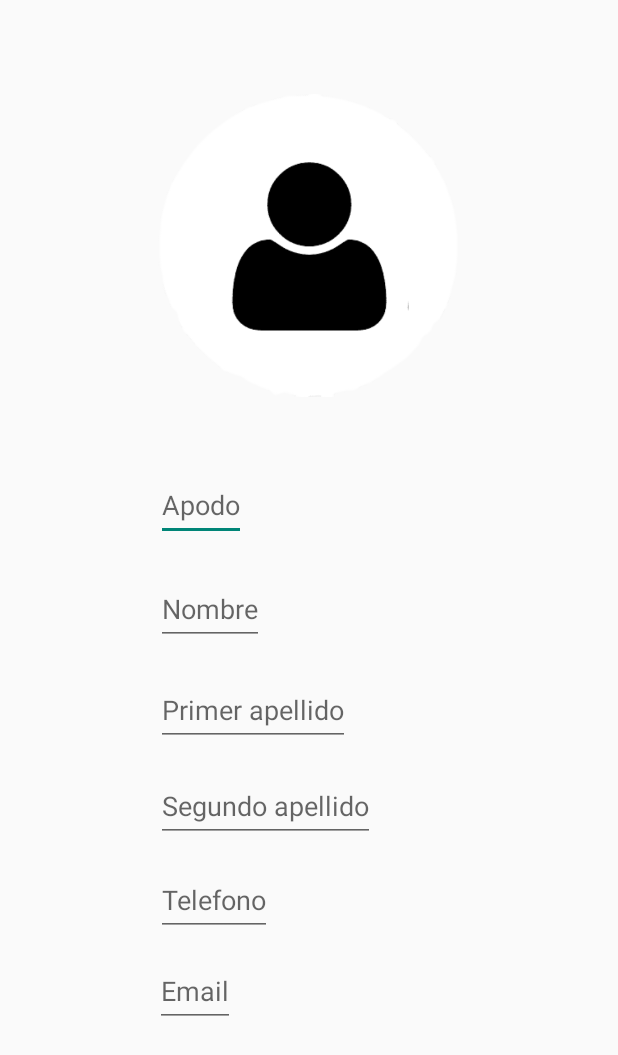
After one commit to Javiiloure/Programacion-Multimedia, an Android app: the AnhadirContacto screen opened directly, with no data from a screen before it, on a phone screen of 412 x 824 dp. The commit adds this screen. Shown: the top 1055 px of the screen. Run offline under Robolectric (Android 15) with nearby library versions, the phone set to English and light mode, and no system bars.

Commit message:
Añado activity AgregarContacto

```diff
--- a/Tarea_8_Listas/app/src/main/AndroidManifest.xml
+++ b/Tarea_8_Listas/app/src/main/AndroidManifest.xml
@@ -1,26 +1,33 @@
 <?xml version="1.0" encoding="utf-8"?>
 <manifest xmlns:android="http://schemas.android.com/apk/res/android"
-    xmlns:tools="http://schemas.android.com/tools">
+    xmlns:tools="http://schemas.android.com/tools" >
 
     <application
-        android:theme="@style/Theme.AppCompat.NoActionBar"
         android:allowBackup="true"
         android:dataExtractionRules="@xml/data_extraction_rules"
         android:fullBackupContent="@xml/backup_rules"
         android:icon="@mipmap/ic_launcher"
         android:label="@string/app_name"
         android:roundIcon="@mipmap/ic_launcher_round"
-        tools:targetApi="31">
+        android:theme="@style/Theme.AppCompat.Light.NoActionBar"
+        tools:targetApi="31" >
+        <activity
+            android:name=".AnhadirContacto"
+            android:exported="false" >
+            <meta-data
+                android:name="android.app.lib_name"
+                android:value="" />
+        </activity>
         <activity
             android:name=".SplashScreen"
-            android:exported="false">
+            android:exported="false" >
             <meta-data
                 android:name="android.app.lib_name"
                 android:value="" />
         </activity>
         <activity
             android:name=".MainActivity"
-            android:exported="true">
+            android:exported="true" >
             <intent-filter>
                 <action android:name="android.intent.action.MAIN" />
 
--- /dev/null
+++ b/Tarea_8_Listas/app/src/main/java/com/example/agenda/AnhadirContacto.java
@@ -0,0 +1,13 @@
+package com.example.agenda;
+
+import androidx.appcompat.app.AppCompatActivity;
+import android.os.Bundle;
+
+public class AnhadirContacto extends AppCompatActivity {
+
+    @Override
+    protected void onCreate(Bundle savedInstanceState) {
+        super.onCreate(savedInstanceState);
+        setContentView(R.layout.activity_anhadir_contacto);
+    }
+}
--- a/Tarea_8_Listas/app/src/main/java/com/example/agenda/MainActivity.java
+++ b/Tarea_8_Listas/app/src/main/java/com/example/agenda/MainActivity.java
@@ -80,6 +80,9 @@ public class MainActivity extends AppCompatActivity {
         fab1.animate().translationY(-getResources().getDimension(R.dimen.standard_55));
         fab2.animate().translationY(-getResources().getDimension(R.dimen.standard_105));
         fab3.animate().translationY(-getResources().getDimension(R.dimen.standard_155));
+        fab1.setOnClickListener(v -> {
+            startActivity(new Intent(MainActivity.this, AnhadirContacto.class));
+        });
         fab2.setOnClickListener(v -> {
             startActivity(new Intent(Settings.ACTION_SETTINGS));
         });
--- /dev/null
+++ b/Tarea_8_Listas/app/src/main/res/layout/activity_anhadir_contacto.xml
@@ -0,0 +1,123 @@
+<?xml version="1.0" encoding="utf-8"?>
+<androidx.constraintlayout.widget.ConstraintLayout
+    xmlns:android="http://schemas.android.com/apk/res/android"
+    xmlns:tools="http://schemas.android.com/tools"
+    xmlns:app="http://schemas.android.com/apk/res-auto"
+    android:layout_width="match_parent"
+    android:layout_height="match_parent"
+    tools:context=".AnhadirContacto">
+
+    <ImageView
+        android:id="@+id/imageView"
+        android:layout_width="202dp"
+        android:layout_height="203dp"
+        app:layout_constraintBottom_toBottomOf="parent"
+        app:layout_constraintEnd_toEndOf="parent"
+        app:layout_constraintHorizontal_bias="0.497"
+        app:layout_constraintStart_toStartOf="parent"
+        app:layout_constraintTop_toTopOf="parent"
+        app:layout_constraintVertical_bias="0.1"
+        app:srcCompat="@drawable/contacto"
+        android:contentDescription="@string/todo" />
+
+    <EditText
+        android:id="@+id/apodo"
+        android:layout_width="wrap_content"
+        android:layout_height="wrap_content"
+        android:layout_marginTop="8dp"
+        android:hint="@string/apodo"
+        android:importantForAutofill="no"
+        android:inputType="text"
+        android:minHeight="48dp"
+        app:layout_constraintBottom_toBottomOf="parent"
+        app:layout_constraintEnd_toEndOf="parent"
+        app:layout_constraintHorizontal_bias="0.296"
+        app:layout_constraintStart_toStartOf="parent"
+        app:layout_constraintTop_toBottomOf="@+id/imageView"
+        app:layout_constraintVertical_bias="0.078"
+        tools:ignore="TextContrastCheck,TextContrastCheck" />
+
+    <EditText
+        android:id="@+id/nombre"
+        android:layout_width="wrap_content"
+        android:layout_height="wrap_content"
+        android:hint="@string/nombre"
+        android:importantForAutofill="no"
+        android:inputType="text"
+        android:minHeight="48dp"
+        android:layout_marginTop="8dp"
+        app:layout_constraintBottom_toBottomOf="parent"
+        app:layout_constraintEnd_toEndOf="parent"
+        app:layout_constraintHorizontal_bias="0.306"
+        app:layout_constraintStart_toStartOf="parent"
+        app:layout_constraintTop_toBottomOf="@+id/apodo"
+        app:layout_constraintVertical_bias="0.033"
+        tools:ignore="TextContrastCheck,TextContrastCheck" />
+
+    <EditText
+        android:id="@+id/apellido1"
+        android:layout_width="wrap_content"
+        android:layout_height="wrap_content"
+        android:layout_marginTop="8dp"
+        android:hint="@string/primer_apellido"
+        android:minHeight="48dp"
+        app:layout_constraintBottom_toBottomOf="parent"
+        app:layout_constraintEnd_toEndOf="parent"
+        app:layout_constraintHorizontal_bias="0.367"
+        app:layout_constraintStart_toStartOf="parent"
+        app:layout_constraintTop_toBottomOf="@+id/nombre"
+        app:layout_constraintVertical_bias="0.033"
+        tools:ignore="TextContrastCheck,TextContrastCheck"
+        android:inputType="text"
+        android:importantForAutofill="no" />
+
+    <EditText
+        android:id="@+id/apellido2"
+        android:layout_width="wrap_content"
+        android:layout_height="wrap_content"
+        android:layout_marginTop="16dp"
+        android:hint="@string/segundo_apellido"
+        android:inputType="text"
+        android:minHeight="48dp"
+        app:layout_constraintEnd_toEndOf="parent"
+        app:layout_constraintHorizontal_bias="0.39"
+        app:layout_constraintStart_toStartOf="parent"
+        app:layout_constraintTop_toBottomOf="@+id/apellido1"
+        tools:ignore="TextContrastCheck,TextContrastCheck"
+        android:importantForAutofill="no" />
+
+    <EditText
+        android:id="@+id/email"
+        android:layout_width="wrap_content"
+        android:layout_height="wrap_content"
+        android:layout_marginTop="8dp"
+        android:hint="@string/email"
+        android:minHeight="48dp"
+        app:layout_constraintBottom_toBottomOf="parent"
+        app:layout_constraintEnd_toEndOf="parent"
+        app:layout_constraintHorizontal_bias="0.289"
+        app:layout_constraintStart_toStartOf="parent"
+        app:layout_constraintTop_toBottomOf="@+id/telefono"
+        app:layout_constraintVertical_bias="0.033"
+        tools:ignore="TextContrastCheck,TextContrastCheck"
+        android:inputType="text"
+        android:importantForAutofill="no" />
+
+    <EditText
+        android:id="@+id/telefono"
+        android:layout_width="wrap_content"
+        android:layout_height="wrap_content"
+        android:layout_marginTop="8dp"
+        android:hint="@string/telefono"
+        android:importantForAutofill="no"
+        android:inputType="phone"
+        android:minHeight="48dp"
+        app:layout_constraintBottom_toBottomOf="parent"
+        app:layout_constraintEnd_toEndOf="parent"
+        app:layout_constraintHorizontal_bias="0.311"
+        app:layout_constraintStart_toStartOf="parent"
+        app:layout_constraintTop_toBottomOf="@+id/apellido2"
+        app:layout_constraintVertical_bias="0.033"
+        tools:ignore="TextContrastCheck,TextContrastCheck" />
+
+</androidx.constraintlayout.widget.ConstraintLayout>
--- a/Tarea_8_Listas/app/src/main/res/layout/activity_main.xml
+++ b/Tarea_8_Listas/app/src/main/res/layout/activity_main.xml
@@ -23,6 +23,7 @@
         android:layout_width="wrap_content"
         android:layout_height="wrap_content"
         android:src="@drawable/aleatorio"
+        android:backgroundTint="@color/purple_200"
         app:layout_constraintBottom_toBottomOf="parent"
         app:layout_constraintEnd_toEndOf="parent"
         app:layout_constraintHorizontal_bias="0.149"
@@ -38,48 +39,56 @@
         android:layout_width="wrap_content"
         android:layout_height="wrap_content"
         android:src="@drawable/anhadir"
+        android:backgroundTint="@color/purple_200"
         app:layout_constraintBottom_toBottomOf="parent"
         app:layout_constraintEnd_toEndOf="parent"
         app:layout_constraintHorizontal_bias="0.837"
         app:layout_constraintStart_toEndOf="@+id/aleatorio"
         app:layout_constraintTop_toBottomOf="@+id/lista"
-        tools:ignore="SpeakableTextPresentCheck,SpeakableTextPresentCheck" />
+        tools:ignore="SpeakableTextPresentCheck,SpeakableTextPresentCheck"
+        android:contentDescription="@string/todo" />
 
     <com.google.android.material.floatingactionbutton.FloatingActionButton
         android:id="@+id/fab2"
         android:layout_width="wrap_content"
         android:layout_height="wrap_content"
         android:src="@drawable/ajustes"
+        android:backgroundTint="@color/purple_200"
         app:layout_constraintBottom_toBottomOf="parent"
         app:layout_constraintEnd_toEndOf="parent"
         app:layout_constraintHorizontal_bias="0.837"
         app:layout_constraintStart_toEndOf="@+id/aleatorio"
         app:layout_constraintTop_toBottomOf="@+id/lista"
-        tools:ignore="SpeakableTextPresentCheck,SpeakableTextPresentCheck" />
+        tools:ignore="SpeakableTextPresentCheck,SpeakableTextPresentCheck"
+        android:contentDescription="@string/todo" />
 
     <com.google.android.material.floatingactionbutton.FloatingActionButton
         android:id="@+id/fab3"
         android:layout_width="wrap_content"
         android:layout_height="wrap_content"
         android:src="@drawable/salir"
+
+        android:backgroundTint="@color/purple_200"
         app:layout_constraintBottom_toBottomOf="parent"
         app:layout_constraintEnd_toEndOf="parent"
         app:layout_constraintHorizontal_bias="0.837"
         app:layout_constraintStart_toEndOf="@+id/aleatorio"
         app:layout_constraintTop_toBottomOf="@+id/lista"
-        tools:ignore="SpeakableTextPresentCheck,SpeakableTextPresentCheck" />
+        tools:ignore="SpeakableTextPresentCheck,SpeakableTextPresentCheck"
+        android:contentDescription="@string/todo" />
 
     <com.google.android.material.floatingactionbutton.FloatingActionButton
         android:id="@+id/menu"
         android:layout_width="wrap_content"
         android:layout_height="wrap_content"
         android:layout_marginEnd="40dp"
+        android:backgroundTint="@color/purple_200"
+        android:contentDescription="@string/todo"
         android:src="@drawable/menu"
         app:layout_constraintBottom_toBottomOf="parent"
         app:layout_constraintEnd_toEndOf="parent"
         app:layout_constraintHorizontal_bias="1.0"
         app:layout_constraintStart_toEndOf="@+id/aleatorio"
         app:layout_constraintTop_toBottomOf="@+id/lista"
-        tools:ignore="SpeakableTextPresentCheck,SpeakableTextPresentCheck,ImageContrastCheck,ImageContrastCheck"
-        android:contentDescription="@string/todo" />
+        tools:ignore="SpeakableTextPresentCheck,SpeakableTextPresentCheck,ImageContrastCheck,ImageContrastCheck" />
 </androidx.constraintlayout.widget.ConstraintLayout>
--- a/Tarea_8_Listas/app/src/main/res/values/strings.xml
+++ b/Tarea_8_Listas/app/src/main/res/values/strings.xml
@@ -1,6 +1,12 @@
 <resources>
     <string name="app_name">Agenda</string>
     <string name="todo">TODO</string>
+    <string name="nombre">Nombre</string>
+    <string name="primer_apellido">Primer apellido</string>
+    <string name="email">Email</string>
+    <string name="segundo_apellido">Segundo apellido</string>
+    <string name="telefono">Telefono</string>
+    <string name="apodo">Apodo</string>
     <string-array name="opciones_spinner">
         <item>Añadir contacto</item>
         <item>Eliminar contacto</item>
```
